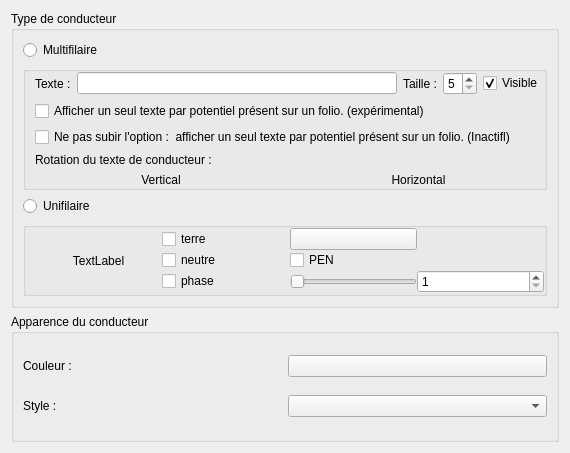
The window that sources/ui/conductorpropertieswidget.ui (qelectrotech/qelectrotech-source-mirror) describes before a commit, drawn with Qt 5.
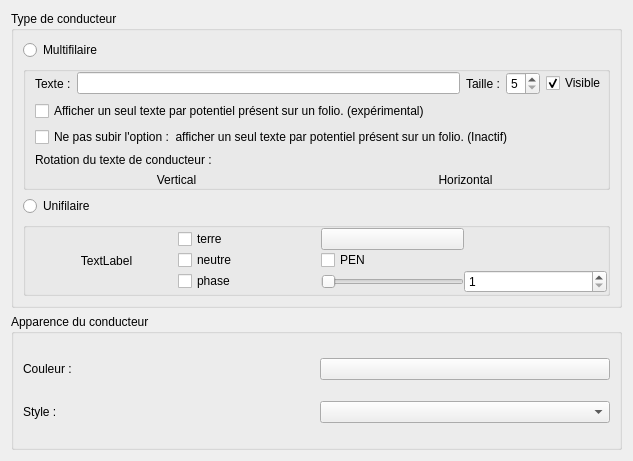
The same window after the commit. Icons and pictures are not drawn.

Diff of the .ui file:
```diff
--- a/sources/ui/conductorpropertieswidget.ui
+++ b/sources/ui/conductorpropertieswidget.ui
@@ -6,8 +6,8 @@
    <rect>
     <x>0</x>
     <y>0</y>
-    <width>570</width>
-    <height>453</height>
+    <width>633</width>
+    <height>461</height>
    </rect>
   </property>
   <property name="windowTitle">
@@ -105,7 +105,7 @@
            <item>
             <widget class="QCheckBox" name="m_no_one_text_per_folio_cb">
              <property name="text">
-              <string>Ne pas subir l'option :  afficher un seul texte par potentiel présent sur un folio. (Inactifl)</string>
+              <string>Ne pas subir l'option :  afficher un seul texte par potentiel présent sur un folio. (Inactif)</string>
              </property>
             </widget>
            </item>
```
